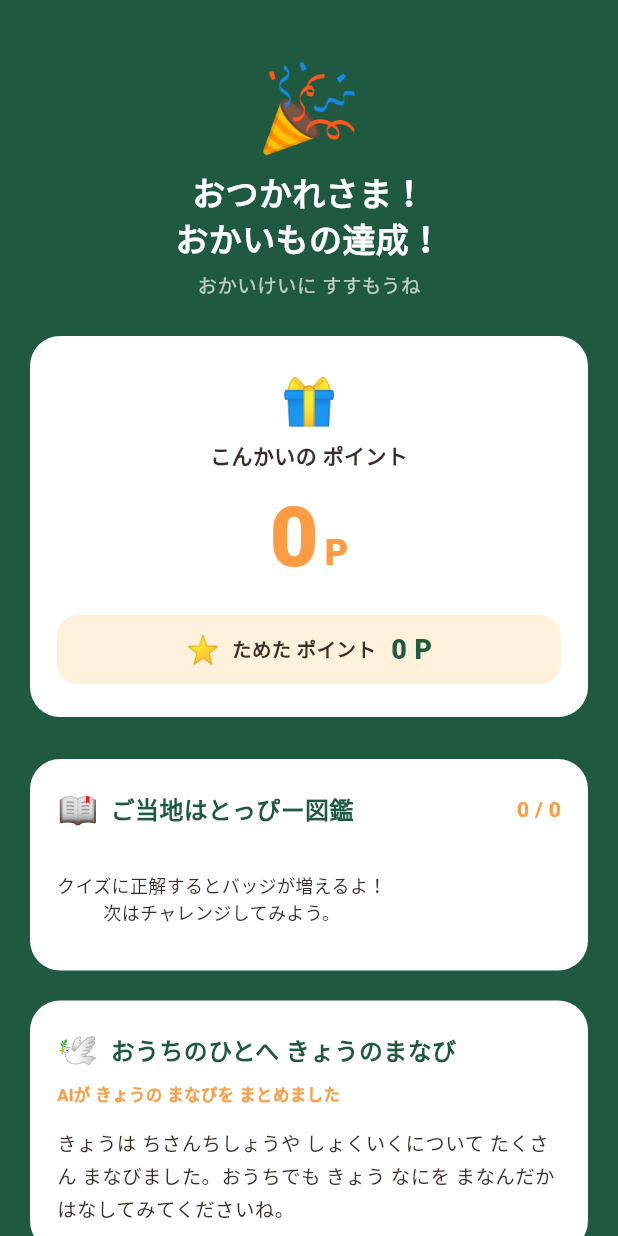
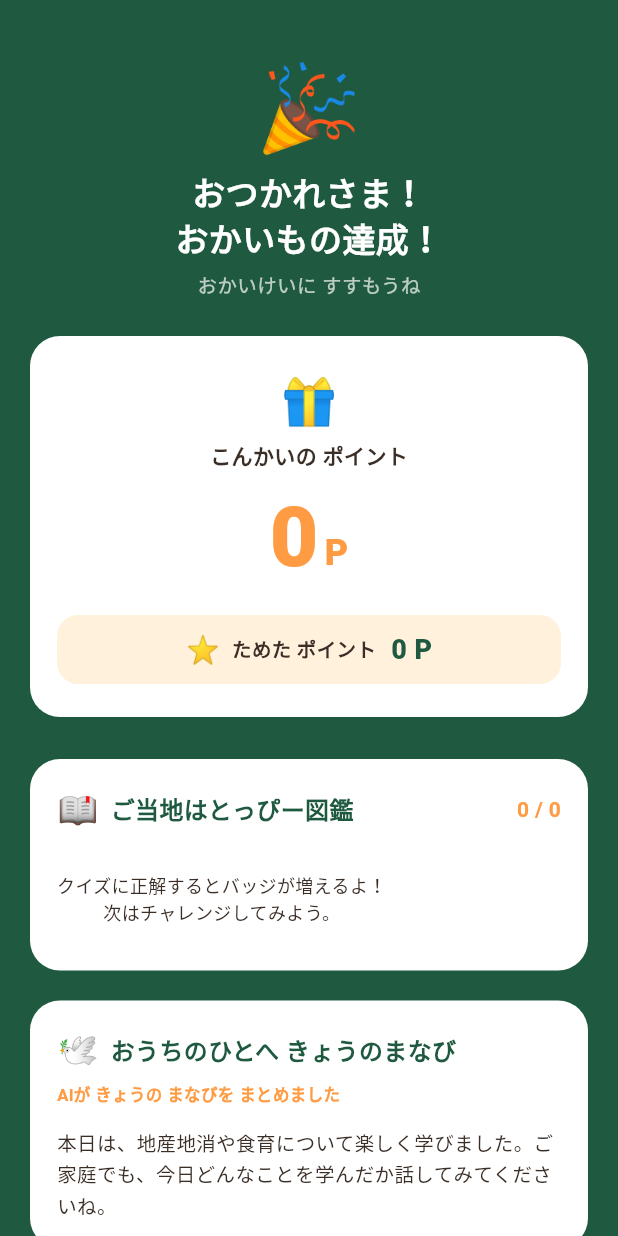
Before and after one commit to hiroyuki-rdx/hatonavi, a Flutter app: the StickerScreen screen opened directly with empty values, on a phone screen of 412 x 824 dp. Run offline on Flutter 3.47's test engine with Material 3 defaults, Android fonts, the phone set to English and light mode, and no system bars; our stand-ins replace shared_preferences; missing offline and left inert: dart:html, dart:js_util, mobile_scanner; accounts and stored records are empty.

Commit message:
fix(保護者サマリ): 大人向けの普通の日本語に変更（クイズの難易度別言葉遣いは既存のまま）
- api/gemini.js（summary）：読み手は保護者（大人）。やさしすぎる言い回しやひらがな多用を避け、
  常用漢字をふつうに使うていねいで自然な大人向け日本語で書く指示に変更。
- sticker_screen.dart：AI失敗時の固定サマリ文を大人向けの普通の日本語に書き換え。
- parent_summary_test.dart：文言チェックを新しい固定文（食育）に合わせて更新。

検証：flutter test=全2件合格 / flutter analyze=0 error / flutter build web --release 成功。

Co-Authored-By: Claude Opus 4.8 <noreply@anthropic.com>

```diff
--- a/lib/screens/sticker_screen.dart
+++ b/lib/screens/sticker_screen.dart
@@ -44,8 +44,8 @@ class _StickerScreenState extends State<StickerScreen> {
   /// 必ず表示する固定フォールバック文（温かい日本語2文）。
   /// これによりAIが落ちても保護者向けカードを絶対に空にしない＝デモを止めない。
   static const String _fallbackSummary =
-      'きょうは ちさんちしょうや しょくいくについて たくさん まなびました。'
-      'おうちでも きょう なにを まなんだか はなしてみてくださいね。';
+      '本日は、地産地消や食育について楽しく学びました。'
+      'ご家庭でも、今日どんなことを学んだか話してみてくださいね。';
 
   @override
   void initState() {
```
Also changed, not shown: 2 other files.
